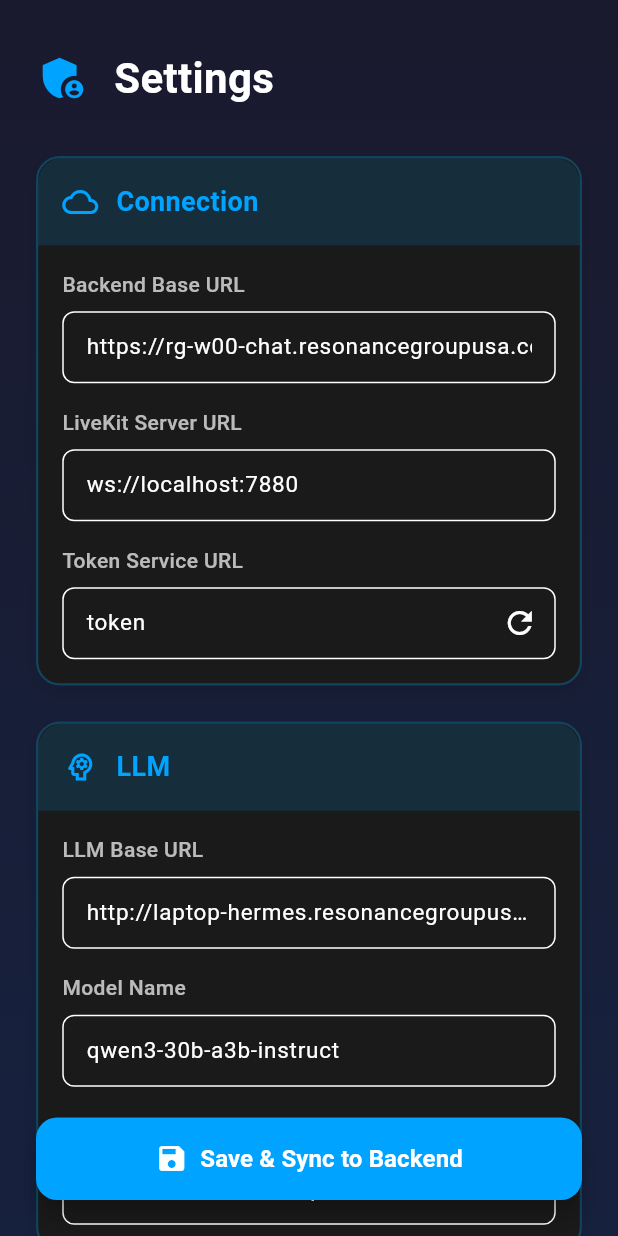
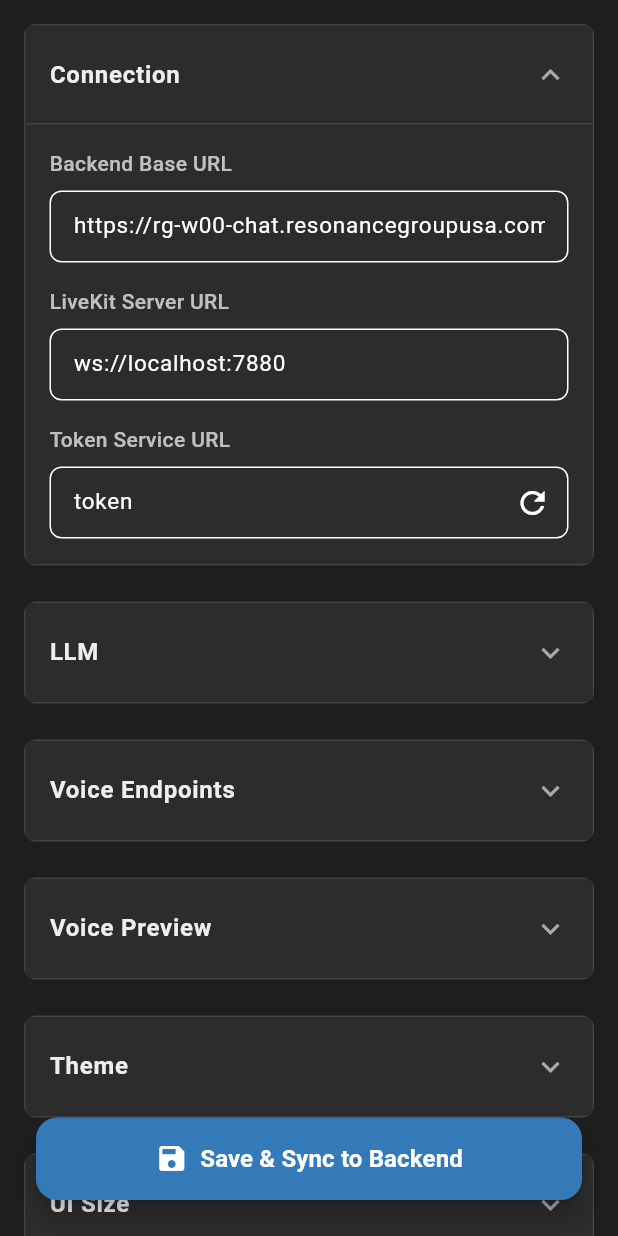
Before and after one commit to ResonanceGroup/VOX-UI, a Flutter app: the _SettingsBody widget shown alone on an empty page, opened directly, on a phone screen of 412 x 824 dp. Run offline on Flutter 3.47's test engine with Material 3 defaults, Android fonts, the phone set to English and light mode, and no system bars; our stand-ins replace audioplayers, go_router, package_info_plus, permission_handler, shared_preferences, webview_flutter; missing offline and left inert: audio_streamer, dart:html, dart:js, dart:ui_web, livekit_client; accounts and stored records are empty; network calls fail.

Commit message:
style(voxui): restyle settings to match original VoxUI design
SETTINGS SCREEN:
  - Background: removed blue-gradient (#1A1A2E→#16213E), now flat
    #1E1E1E (dark) / #F9F9F9 (light) matching original VoxUI palette
  - Removed redundant 'Settings' header in scrollable content (AppBar
    already shows the title)
  - Section groups now collapsible accordions (ExpansionTile):
    chevron rotates 90° on expand, smooth animation
  - Connection section starts expanded; all others collapsed by default
  - Section card: clean white/dark-gray (#2C2C2C) with #CCC/#444 borders
    instead of blue-gradient header bars and blue-tinted borders
  - Reduced scroll padding: 24→16px horizontal, 32→16px top

THEME:
  primaryBlue 0xFF00A3FF → 0xFF347AB8
  Matches original VoxUI primary color: muted medium blue vs electric blue.
  Affects app bar highlight, drawer active item, radio/checkbox accent,
  speed slider, save button, active profile card border.

```diff
--- a/frontend/lib/Views/settings_view.dart
+++ b/frontend/lib/Views/settings_view.dart
@@ -229,22 +229,13 @@ class _SettingsBodyState extends State<_SettingsBody> {
     return Stack(
       children: [
         Container(
-          decoration: BoxDecoration(
-            gradient: LinearGradient(
-              begin: Alignment.topCenter,
-              end: Alignment.bottomCenter,
-              colors: isDark
-                  ? [const Color(0xFF1A1A2E), const Color(0xFF16213E)]
-                  : [const Color(0xFFF0F4F8), const Color(0xFFE1E8ED)],
-            ),
-          ),
+          // Flat background matching original VoxUI: #1e1e1e dark / #f9f9f9 light
+          color: isDark ? const Color(0xFF1E1E1E) : const Color(0xFFF9F9F9),
           child: SingleChildScrollView(
-            padding: EdgeInsets.fromLTRB(24 * scale, 32 * scale, 24 * scale, 100 * scale),
+            padding: EdgeInsets.fromLTRB(16 * scale, 16 * scale, 16 * scale, 100 * scale),
             child: Column(
               crossAxisAlignment: CrossAxisAlignment.stretch,
               children: [
-                _buildHeader(isDark, scale),
-                SizedBox(height: 32 * scale),
                 _buildConnectionSection(isDark, scale),
                 SizedBox(height: 24 * scale),
                 _buildLlmSection(settings, isDark, scale),
@@ -297,7 +288,7 @@ class _SettingsBodyState extends State<_SettingsBody> {
 
   Widget _buildConnectionSection(bool isDark, double scale) {
     return _Section(title: 'Connection', icon: Icons.cloud_outlined,
-        scale: scale, isDark: isDark,
+        scale: scale, isDark: isDark, initiallyExpanded: true,
         child: Padding(
           padding: EdgeInsets.all(16 * scale),
           child: Column(children: [
@@ -691,7 +682,7 @@ class _SettingsBodyState extends State<_SettingsBody> {
   }
 }
 
-// ── Section container ───────────────────────────────────────────────────────
+// ── Collapsible section container (accordion) ─────────────────────────────
 
 class _Section extends StatelessWidget {
   final String title;
@@ -699,55 +690,49 @@ class _Section extends StatelessWidget {
   final Widget child;
   final double scale;
   final bool isDark;
+  final bool initiallyExpanded;
 
   const _Section({
     required this.title, required this.icon, required this.child,
-    required this.scale, required this.isDark,
+    required this.scale, required this.isDark, this.initiallyExpanded = false,
   });
 
   @override
   Widget build(BuildContext context) {
+    final borderColor  = isDark ? const Color(0xFF444444) : const Color(0xFFCCCCCC);
+    final cardBg       = isDark ? const Color(0xFF2C2C2C) : Colors.white;
+    final headerText   = isDark ? const Color(0xFFEEEEEE) : const Color(0xFF333333);
+    final chevronColor = isDark ? const Color(0xFFAAAAAA) : const Color(0xFF666666);
+
     return Container(
       decoration: BoxDecoration(
-        color: isDark ? AppColors.cardDark : Colors.white,
-        borderRadius: BorderRadius.circular(16 * scale),
-        boxShadow: [BoxShadow(
-          color: Colors.black.withOpacity(0.1), blurRadius: 8 * scale,
-          offset: Offset(0, 4 * scale),
-        )],
-        border: Border.all(
-          color: isDark
-              ? AppColors.primaryBlue.withOpacity(0.3)
-              : const Color(0xFF0066CC).withOpacity(0.2),
-          width: 1.5,
+        color: cardBg,
+        borderRadius: BorderRadius.circular(8 * scale),
+        border: Border.all(color: borderColor, width: 1),
+      ),
+      clipBehavior: Clip.antiAlias,
+      child: Theme(
+        // Suppress the ExpansionTile's built-in divider line above children
+        data: Theme.of(context).copyWith(dividerColor: Colors.transparent),
+        child: ExpansionTile(
+          initiallyExpanded: initiallyExpanded,
+          tilePadding: EdgeInsets.symmetric(
+              horizontal: 16 * scale, vertical: 4 * scale),
+          backgroundColor: cardBg,
+          collapsedBackgroundColor: cardBg,
+          iconColor: chevronColor,
+          collapsedIconColor: chevronColor,
+          title: Text(title, style: TextStyle(
+            fontSize: 16 * scale,
+            fontWeight: FontWeight.w600,
+            color: headerText,
+          )),
+          childrenPadding: EdgeInsets.zero,
+          children: [
+            Divider(height: 1, thickness: 1, color: borderColor),
+            child,
+          ],
         ),
-      ),
-      child: Column(
-        crossAxisAlignment: CrossAxisAlignment.start,
-        children: [
-          Container(
-            padding: EdgeInsets.all(16 * scale),
-            decoration: BoxDecoration(
-              color: isDark
-                  ? AppColors.primaryBlue.withOpacity(0.15)
-                  : const Color(0xFF0066CC).withOpacity(0.1),
-              borderRadius: BorderRadius.only(
-                topLeft: Radius.circular(16 * scale),
-                topRight: Radius.circular(16 * scale),
-              ),
-            ),
-            child: Row(children: [
-              Icon(icon, size: 24 * scale,
-                  color: isDark ? AppColors.primaryBlue : const Color(0xFF0066CC)),
-              SizedBox(width: 12 * scale),
-              Text(title, style: TextStyle(
-                fontSize: 18 * scale, fontWeight: FontWeight.bold,
-                color: isDark ? AppColors.primaryBlue : const Color(0xFF0066CC),
-              )),
-            ]),
-          ),
-          child,
-        ],
       ),
     );
   }
--- a/frontend/lib/Views/theme_manager.dart
+++ b/frontend/lib/Views/theme_manager.dart
@@ -320,7 +320,7 @@ class AppColors {
   static const Color cardLight = Color(0xFFFFFFFF);
 
   // Accent colors (used in both themes)
-  static const Color primaryBlue = Color(0xFF00A3FF);
+  static const Color primaryBlue = Color(0xFF347AB8); // original VoxUI primary
   static const Color accentGreen = Color(0xFF00FF00);
   static const Color batteryGreen = Color(0xFF4CAF50);
   static const Color solarBlue = Color(0xFF2196F3);
```
